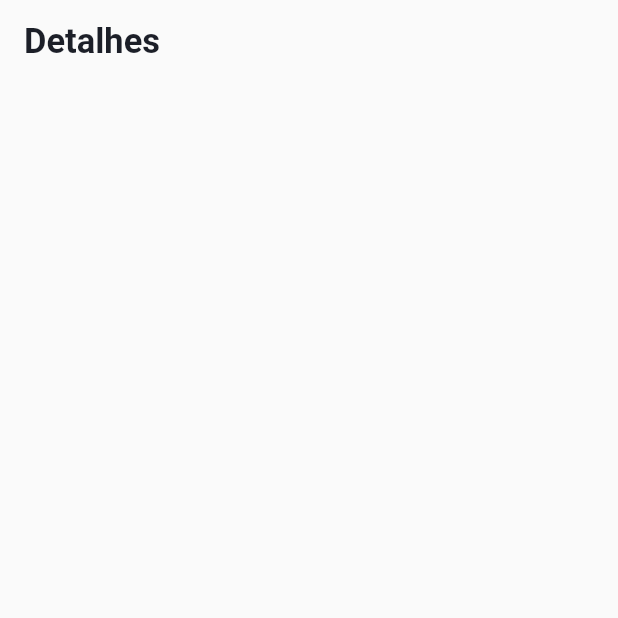
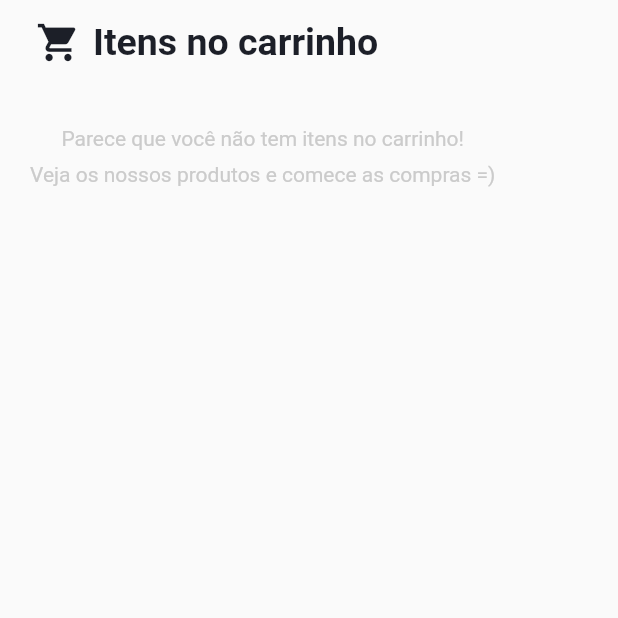
Before and after one commit to LucasFerreira14/LojaAC4, a Flutter app: the CartPage screen opened directly, on a phone screen of 412 x 824 dp, the top half of it. Run offline on Flutter 3.47's test engine with Material 2 defaults, Android fonts, the light colour scheme and no system bars; network calls fail.

```diff
--- a/app_ac4/lib/modules/cart/cart_page.dart
+++ b/app_ac4/lib/modules/cart/cart_page.dart
@@ -19,13 +19,38 @@ class _CartPageState extends State<CartPage> {
           backgroundColor: Colors.transparent,
           shadowColor: Colors.transparent,
           iconTheme: IconThemeData(color: Colors.black, size: 100),
-            title: Text(
-              'Detalhes',
+          title: Row(
+            children: [
+              Padding(
+                padding: const EdgeInsets.all(8.0),
+                child: Icon(Icons.shopping_cart,
+                    color: AppColors.grayishBlue, size: 30),
+              ),
+              Text('Itens no carrinho',
                   style: TextStyle(
                       color: AppColors.grayishBlue,
                       fontWeight: FontWeight.bold,
-                  fontSize: 23),
-            )),
-        body: Container());
+                      fontSize: 25)),
+            ],
+          ),
+        ),
+        body: Padding(
+          padding: const EdgeInsets.all(20.0),
+          child: Column(
+            children: [
+              Padding(
+                padding: const EdgeInsets.all(8.0),
+                child: Text(
+                  'Parece que você não tem itens no carrinho!',
+                  style: TextStyle(color: AppColors.fontColor),
+                ),
+              ),
+              Text(
+                'Veja os nossos produtos e comece as compras =)',
+                style: TextStyle(color: AppColors.fontColor),
+              )
+            ],
+          ),
+        ));
   }
 }
```
Also changed, not shown: app_ac4/lib/modules/favorite/fav_page.dart (+21 -5 lines), app_ac4/lib/modules/home/home.dart (+15 -14 lines), app_ac4/lib/modules/search_page/search_page.dart (+21 -2 lines). Lines whose indentation alone changed are shown as unchanged.
